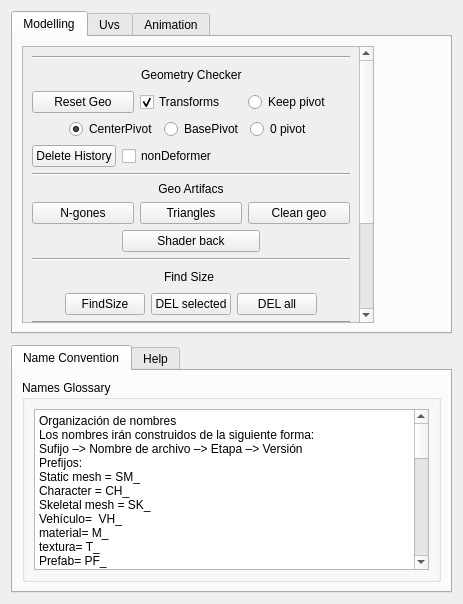
Above: toolbox/ui/main_ui.ui from pablodiazburgos/pdb_rigLib before the change. Below: the same form after it.
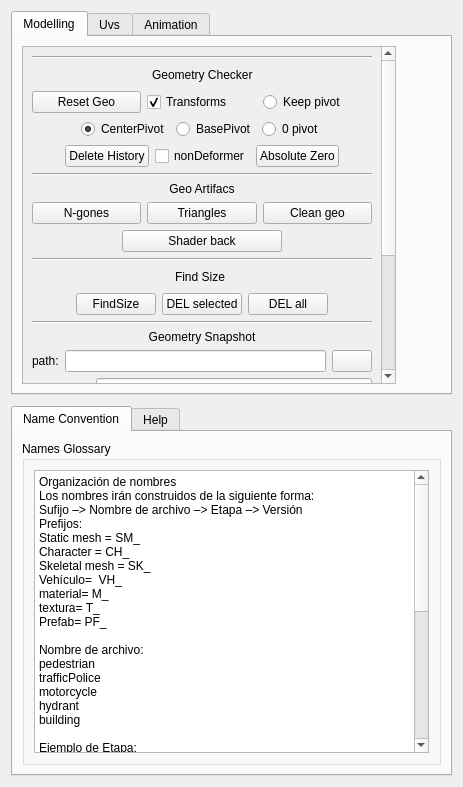
That is the form after the change. The open tabs and pages were chosen to show the change.

Commit message: Toolbox wip of geometry snapshot

Diff of the .ui file:
```diff
--- a/toolbox/ui/main_ui.ui
+++ b/toolbox/ui/main_ui.ui
@@ -7,7 +7,7 @@
     <x>0</x>
     <y>0</y>
     <width>463</width>
-    <height>604</height>
+    <height>787</height>
    </rect>
   </property>
   <property name="windowTitle">
@@ -66,9 +66,9 @@
           <property name="geometry">
            <rect>
             <x>0</x>
-            <y>0</y>
-            <width>331</width>
-            <height>510</height>
+            <y>-248</y>
+            <width>390</width>
+            <height>665</height>
            </rect>
           </property>
           <layout class="QVBoxLayout" name="verticalLayout_8">
@@ -200,6 +200,19 @@
            </item>
            <item>
             <layout class="QHBoxLayout" name="horizontalLayout_2">
+             <item>
+              <spacer name="horizontalSpacer_21">
+               <property name="orientation">
+                <enum>Qt::Horizontal</enum>
+               </property>
+               <property name="sizeHint" stdset="0">
+                <size>
+                 <width>40</width>
+                 <height>20</height>
+                </size>
+               </property>
+              </spacer>
+             </item>
              <item>
               <widget class="QPushButton" name="deleteHistory_btn">
                <property name="text">
@@ -214,6 +227,13 @@
                </property>
               </widget>
              </item>
+             <item>
+              <widget class="QPushButton" name="absoluteZero_btn">
+               <property name="text">
+                <string>Absolute Zero</string>
+               </property>
+              </widget>
+             </item>
              <item>
               <spacer name="horizontalSpacer_3">
                <property name="orientation">
@@ -419,6 +439,105 @@
              </property>
             </widget>
            </item>
+           <item>
+            <widget class="QLabel" name="label_11">
+             <property name="text">
+              <string>Geometry Snapshot</string>
+             </property>
+             <property name="alignment">
+              <set>Qt::AlignCenter</set>
+             </property>
+            </widget>
+           </item>
+           <item>
+            <layout class="QHBoxLayout" name="pathHLayout_3">
+             <item>
+              <layout class="QFormLayout" name="formLayout_3">
+               <item row="0" column="0">
+                <widget class="QLabel" name="label_16">
+                 <property name="text">
+                  <string>path:</string>
+                 </property>
+                </widget>
+               </item>
+               <item row="0" column="1">
+                <widget class="QLineEdit" name="saveGeoSnapshotPath_lne"/>
+               </item>
+              </layout>
+             </item>
+             <item>
+              <widget class="QPushButton" name="getGeoSnapshotPath_btn">
+               <property name="text">
+                <string/>
+               </property>
+              </widget>
+             </item>
+            </layout>
+           </item>
+           <item>
+            <layout class="QFormLayout" name="formLayout_6">
+             <item row="0" column="0">
+              <widget class="QLabel" name="label_19">
+               <property name="text">
+                <string>File Name:</string>
+               </property>
+              </widget>
+             </item>
+             <item row="0" column="1">
+              <widget class="QLineEdit" name="geoSnapshotFileName_lne"/>
+             </item>
+            </layout>
+           </item>
+           <item>
+            <layout class="QHBoxLayout" name="horizontalLayout_20">
+             <item>
+              <spacer name="horizontalSpacer_26">
+               <property name="orientation">
+                <enum>Qt::Horizontal</enum>
+               </property>
+               <property name="sizeType">
+                <enum>QSizePolicy::Fixed</enum>
+               </property>
+               <property name="sizeHint" stdset="0">
+                <size>
+                 <width>80</width>
+                 <height>20</height>
+                </size>
+               </property>
+              </spacer>
+             </item>
+             <item>
+              <widget class="QPushButton" name="exportGeoSnapshot_btn">
+               <property name="text">
+                <string>Export Snapshot</string>
+               </property>
+              </widget>
+             </item>
+             <item>
+              <spacer name="horizontalSpacer_27">
+               <property name="orientation">
+                <enum>Qt::Horizontal</enum>
+               </property>
+               <property name="sizeType">
+                <enum>QSizePolicy::Fixed</enum>
+               </property>
+               <property name="sizeHint" stdset="0">
+                <size>
+                 <width>80</width>
+                 <height>20</height>
+                </size>
+               </property>
+              </spacer>
+             </item>
+            </layout>
+           </item>
+           <item>
+            <widget class="Line" name="line_8">
+             <property name="orientation">
+              <enum>Qt::Horizontal</enum>
+             </property>
+            </widget>
+           </item>
            <item>
             <widget class="QLabel" name="label_3">
              <property name="text">
@@ -1151,6 +1270,9 @@
    </item>
    <item>
     <widget class="QTabWidget" name="extraWidget_tab">
+     <property name="enabled">
+      <bool>true</bool>
+     </property>
      <property name="sizePolicy">
       <sizepolicy hsizetype="Expanding" vsizetype="Expanding">
        <horstretch>0</horstretch>
```
Left out of the diff: 6 changed lines with no effect on the pictures. The commit also changes 10 other files.
